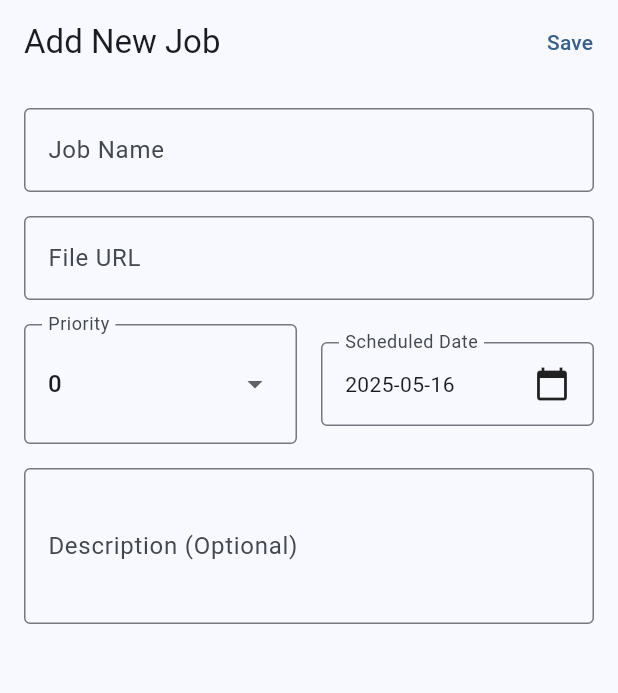
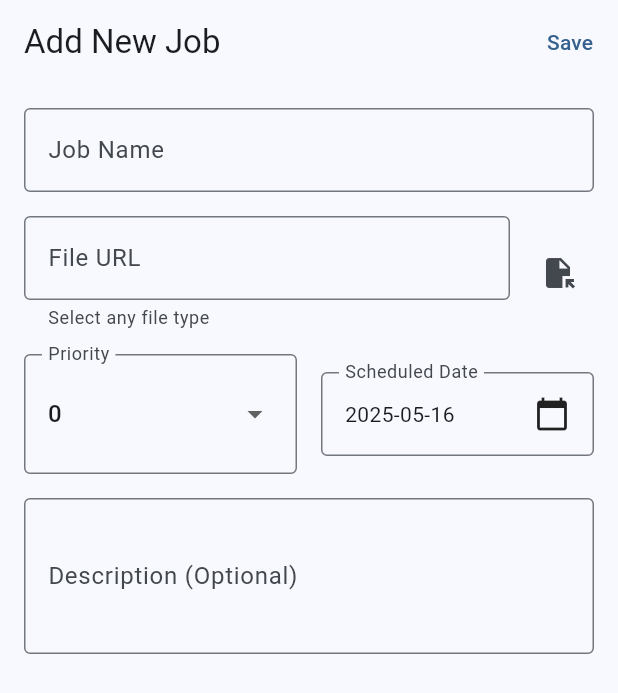
Before and after one commit to qStivi/qPrintQueue, a Flutter app: the JobEditScreen screen opened by its route, on a phone screen of 412 x 824 dp. Shown: the top 693 px of the screen. Run offline on Flutter 3.47's test engine with Material 3 defaults, Android fonts, the phone set to English and light mode, and no system bars; our stand-ins replace file_picker, flutter_riverpod, go_router, multicast_dns, shared_preferences, universal_io; missing offline and left inert: network_info_plus; accounts and stored records are empty.

```diff
--- a/lib/src/screens/job_edit_screen.dart
+++ b/lib/src/screens/job_edit_screen.dart
@@ -1,6 +1,10 @@
+import 'package:file_picker/file_picker.dart';
+import 'package:flutter/foundation.dart' show kIsWeb;
 import 'package:flutter/material.dart';
 import 'package:flutter_riverpod/flutter_riverpod.dart';
 import 'package:go_router/go_router.dart';
+import 'package:universal_io/io.dart';
+
 import '../models/print_job.dart';
 import '../providers/providers.dart';
 
@@ -73,7 +77,8 @@ class _JobEditScreenState extends ConsumerState<JobEditScreen> {
         fileUrl: _fileUrlController.text,
         priority: _priority,
         scheduledAt: _scheduledDate,
-        description: _descriptionController.text.isEmpty
+        description:
+            _descriptionController.text.isEmpty
                 ? null
                 : _descriptionController.text,
         status: _originalJob?.status ?? 'pending',
@@ -94,15 +99,15 @@ class _JobEditScreenState extends ConsumerState<JobEditScreen> {
         ref.refresh(jobsProvider);
         context.go('/');
       } else if (mounted) {
-        ScaffoldMessenger.of(context).showSnackBar(
-          const SnackBar(content: Text('Failed to save job')),
-        );
+        ScaffoldMessenger.of(
+          context,
+        ).showSnackBar(const SnackBar(content: Text('Failed to save job')));
       }
     } catch (e) {
       if (mounted) {
-        ScaffoldMessenger.of(context).showSnackBar(
-          SnackBar(content: Text('Error: ${e.toString()}')),
-        );
+        ScaffoldMessenger.of(
+          context,
+        ).showSnackBar(SnackBar(content: Text('Error: ${e.toString()}')));
       }
     } finally {
       if (mounted) {
@@ -128,6 +133,90 @@ class _JobEditScreenState extends ConsumerState<JobEditScreen> {
     }
   }
 
+  Future<void> _pickFile() async {
+    try {
+      // Platform-specific file picking logic
+      if (Platform.isAndroid || Platform.isIOS || Platform.isMacOS) {
+        // Use file_picker with platform-specific options
+        FilePickerResult? result = await FilePicker.platform.pickFiles(
+          type: FileType.any,
+          dialogTitle: 'Select Any File',
+          // Avoid using deprecated APIs
+          withData: false,
+          withReadStream: false,
+          allowMultiple: false,
+        );
+
+        if (result != null) {
+          final path = result.files.single.path;
+          if (path != null) {
+            setState(() {
+              _fileUrlController.text = path;
+            });
+          }
+        }
+      } else if (kIsWeb) {
+        // Web platform has limitations with file paths
+        // Use a more compatible approach for web
+        FilePickerResult? result = await FilePicker.platform.pickFiles(
+          type: FileType.any,
+          // For web, we need the bytes or name since paths aren't available
+          withData: true,
+          allowMultiple: false,
+        );
+
+        if (result != null) {
+          final fileName = result.files.single.name;
+          setState(() {
+            _fileUrlController.text = fileName;
+          });
+
+          // Show a note about web limitations
+          if (mounted) {
+            ScaffoldMessenger.of(context).showSnackBar(
+              const SnackBar(
+                content: Text(
+                  'Note: On web, only the filename is stored due to platform limitations',
+                ),
+                duration: Duration(seconds: 5),
+              ),
+            );
+          }
+        }
+      } else {
+        // Fallback for other platforms
+        // Prompt user to enter path manually
+        if (mounted) {
+          ScaffoldMessenger.of(context).showSnackBar(
+            const SnackBar(
+              content: Text(
+                'File picking not fully supported on this platform. Please enter the file path manually.',
+              ),
+              duration: Duration(seconds: 5),
+            ),
+          );
+        }
+      }
+    } catch (e) {
+      // Improved error handling with more specific messages
+      String errorMessage = 'Error picking file: ${e.toString()}';
+
+      if (e.toString().contains('MissingPluginException')) {
+        errorMessage =
+            'File picker plugin not available on this platform. Please enter the file path manually.';
+      } else if (e.toString().contains('Unsupported operation')) {
+        errorMessage =
+            'File picking is not supported on this platform. Please enter the file path manually.';
+      }
+
+      if (mounted) {
+        ScaffoldMessenger.of(
+          context,
+        ).showSnackBar(SnackBar(content: Text(errorMessage)));
+      }
+    }
+  }
+
   @override
   Widget build(BuildContext context) {
     final isNewJob = widget.jobId == null;
@@ -138,7 +227,8 @@ class _JobEditScreenState extends ConsumerState<JobEditScreen> {
         actions: [
           TextButton(
             onPressed: _isLoading ? null : _saveJob,
-            child: _isLoading
+            child:
+                _isLoading
                     ? const SizedBox(
                       height: 20,
                       width: 20,
@@ -170,12 +260,24 @@ class _JobEditScreenState extends ConsumerState<JobEditScreen> {
                   },
                 ),
                 const SizedBox(height: 16),
-                TextFormField(
+                Row(
+                  children: [
+                    Expanded(
+                      child: TextFormField(
                         controller: _fileUrlController,
-                  decoration: const InputDecoration(
+                        decoration: InputDecoration(
                           labelText: 'File URL',
-                    border: OutlineInputBorder(),
-                    hintText: 'Path to .bambu or sliced file',
+                          border: const OutlineInputBorder(),
+                          hintText: 'Path to any file',
+                          helperText:
+                              kIsWeb
+                                  ? 'On web, only filename will be stored'
+                                  : Platform.isAndroid ||
+                                      Platform.isIOS ||
+                                      Platform.isMacOS
+                                  ? 'Select any file type'
+                                  : 'Enter file path manually on this platform',
+                          helperMaxLines: 2,
                         ),
                         validator: (value) {
                           if (value == null || value.isEmpty) {
@@ -183,6 +285,22 @@ class _JobEditScreenState extends ConsumerState<JobEditScreen> {
                           }
                           return null;
                         },
+                      ),
+                    ),
+                    const SizedBox(width: 8),
+                    IconButton(
+                      icon: const Icon(Icons.file_open),
+                      tooltip:
+                          kIsWeb
+                              ? 'Choose Any File (Web limitations apply)'
+                              : Platform.isAndroid ||
+                                  Platform.isIOS ||
+                                  Platform.isMacOS
+                              ? 'Choose Any File'
+                              : 'File picking may not work on this platform',
+                      onPressed: _pickFile,
+                    ),
+                  ],
                 ),
                 const SizedBox(height: 16),
                 Row(
--- a/pubspec.yaml
+++ b/pubspec.yaml
@@ -49,6 +49,9 @@ dependencies:
   universal_io: ^2.2.2
   multicast_dns: ^0.3.3
   network_info_plus: ^4.0.2
+
+  # File picker for selecting 3D model files
+  file_picker: ^10.1.9
 
 dev_dependencies:
   flutter_test:
```
Also changed, not shown: lib/src/screens/login_screen.dart (+8 -5 lines), lib/src/screens/settings_screen.dart (+25 -35 lines), pubspec.lock, 4 other files. Lines whose indentation alone changed are shown as unchanged.
